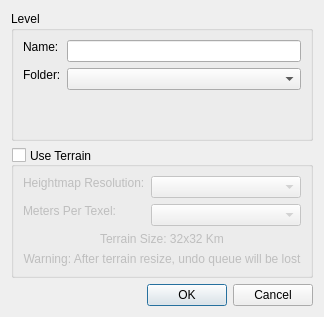
Above: dev/Code/Sandbox/Editor/NewLevelDialog.ui from aws/lumberyard before the change. Below: the same form after it.
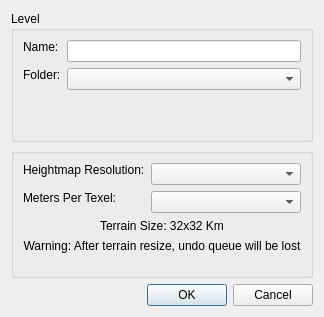
That is the form after the change.

The edit to the form file:
```diff
--- a/dev/Code/Sandbox/Editor/NewLevelDialog.ui
+++ b/dev/Code/Sandbox/Editor/NewLevelDialog.ui
@@ -13,18 +13,6 @@
   <layout class="QGridLayout" name="gridLayout">
    <item row="1" column="0" colspan="2">
     <widget class="QGroupBox" name="USE_TERRAIN">
-     <property name="title">
-      <string>Use Terrain</string>
-     </property>
-     <property name="alignment">
-      <set>Qt::AlignLeading|Qt::AlignLeft|Qt::AlignVCenter</set>
-     </property>
-     <property name="checkable">
-      <bool>true</bool>
-     </property>
-     <property name="checked">
-      <bool>false</bool>
-     </property>
      <layout class="QFormLayout" name="formLayout_2">
       <property name="fieldGrowthPolicy">
        <enum>QFormLayout::AllNonFixedFieldsGrow</enum>
```
